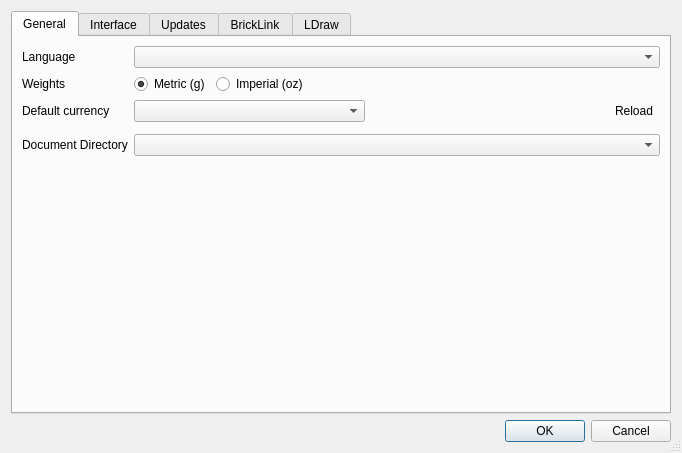
The window that src/settingsdialog.ui (rgriebl/brickstore) describes before a commit, drawn with Qt 5.
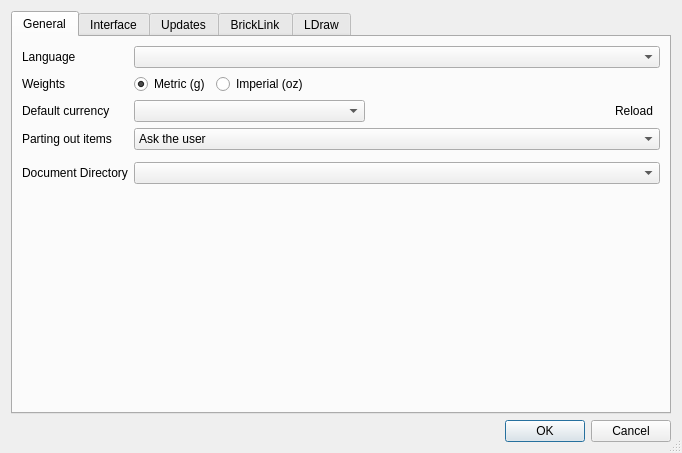
The same window after the commit. Icons and pictures are not drawn.

What changed in the file:
```diff
--- a/src/settingsdialog.ui
+++ b/src/settingsdialog.ui
@@ -201,6 +201,32 @@
          </property>
         </widget>
        </item>
+       <item row="3" column="0">
+        <widget class="QLabel" name="label">
+         <property name="text">
+          <string>Parting out items</string>
+         </property>
+        </widget>
+       </item>
+       <item row="3" column="1">
+        <widget class="QComboBox" name="w_partout">
+         <item>
+          <property name="text">
+           <string>Ask the user</string>
+          </property>
+         </item>
+         <item>
+          <property name="text">
+           <string>Always replace the item being parted out</string>
+          </property>
+         </item>
+         <item>
+          <property name="text">
+           <string>Always part out to a new document</string>
+          </property>
+         </item>
+        </widget>
+       </item>
       </layout>
      </widget>
      <widget class="QWidget" name="interface">
```
